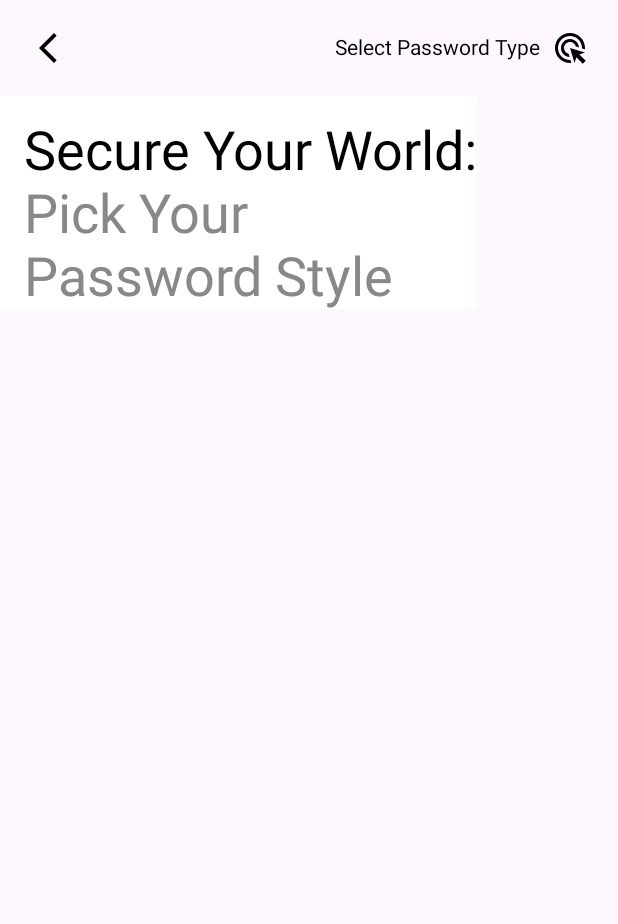
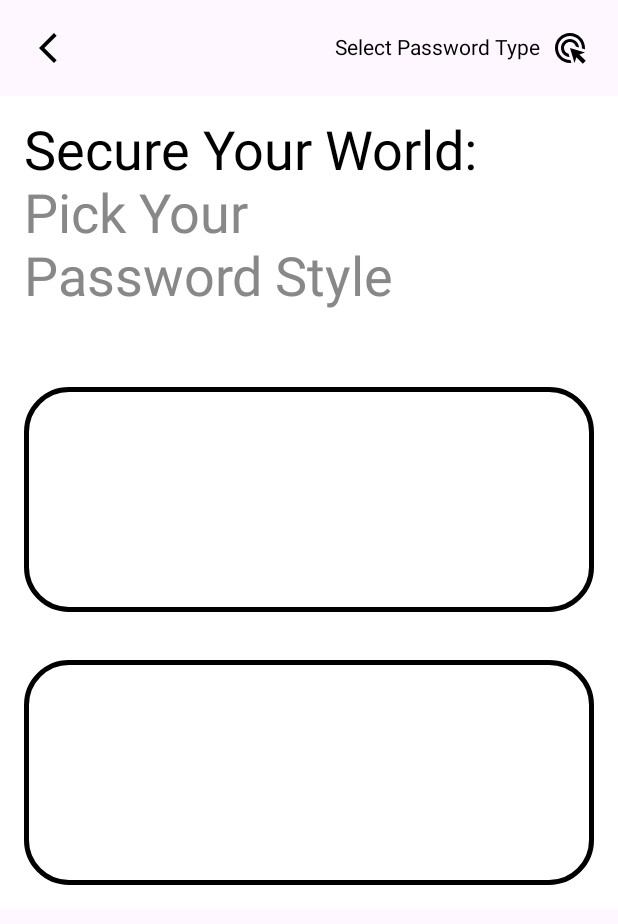
Before and after one commit to jaypatel208/PassGenius, an Android app built with Jetpack Compose: the @Preview function PasswordChoiceScreen, on a phone screen of 412 x 824 dp. Shown: the top 924 px of the screen. Run offline under Robolectric (Android 15) with nearby library versions, the light colour scheme and no system bars; our stand-ins replace accompanist.

Commit message:
Working on PasswordChoiceCard

```diff
--- a/app/src/main/java/dev/jay/passgenius/ui/components/AppComponents.kt
+++ b/app/src/main/java/dev/jay/passgenius/ui/components/AppComponents.kt
@@ -5,6 +5,7 @@ package dev.jay.passgenius.ui.components
 import androidx.compose.foundation.Canvas
 import androidx.compose.foundation.ExperimentalFoundationApi
 import androidx.compose.foundation.background
+import androidx.compose.foundation.border
 import androidx.compose.foundation.layout.Arrangement
 import androidx.compose.foundation.layout.Box
 import androidx.compose.foundation.layout.Column
@@ -442,6 +443,16 @@ fun PasswordChoiceText(modifier: Modifier = Modifier, fontSize: Int) {
 
 @Preview
 @Composable
-fun PasswordChoiceCard() {
+fun PasswordChoiceCard(modifier: Modifier = Modifier) {
+    Box(
+        modifier = modifier
+            .fillMaxWidth()
+            .height(150.dp)
+            .border(width = 3.dp, color = Color.Black,
+                shape = RoundedCornerShape(size = 30.dp))
+    ) {
+        Row(modifier = Modifier.fillMaxSize()) {
 
+        }
+    }
 }
--- a/app/src/main/java/dev/jay/passgenius/ui/screens/PasswordChoiceScreen.kt
+++ b/app/src/main/java/dev/jay/passgenius/ui/screens/PasswordChoiceScreen.kt
@@ -2,7 +2,9 @@ package dev.jay.passgenius.ui.screens
 
 import androidx.compose.foundation.background
 import androidx.compose.foundation.layout.Column
+import androidx.compose.foundation.layout.Spacer
 import androidx.compose.foundation.layout.fillMaxSize
+import androidx.compose.foundation.layout.height
 import androidx.compose.foundation.layout.padding
 import androidx.compose.material.icons.Icons
 import androidx.compose.material.icons.outlined.AdsClick
@@ -12,10 +14,12 @@ import androidx.compose.ui.Modifier
 import androidx.compose.ui.graphics.Color
 import androidx.compose.ui.tooling.preview.Preview
 import androidx.compose.ui.unit.dp
+import dev.jay.passgenius.ui.components.PasswordChoiceCard
 import dev.jay.passgenius.ui.components.PasswordChoiceText
 import dev.jay.passgenius.ui.components.PasswordGenerateScreenTopBar
 import dev.jay.passgenius.utils.GeneralUtility
 
+@Preview
 @Composable
 fun PasswordChoiceScreen() {
     GeneralUtility.SetStatusBarColor(color = Color.White)
@@ -30,9 +34,12 @@ fun PasswordChoiceScreen() {
         Column(
             modifier = Modifier
                 .padding(innerPadding)
-                .background(Color.White)
+                .background(Color.White),
         ) {
             PasswordChoiceText(modifier = Modifier.padding(start = 16.dp, top = 16.dp), fontSize = 36)
+            Spacer(modifier = Modifier.height(36.dp))
+            PasswordChoiceCard(modifier = Modifier.padding(16.dp))
+            PasswordChoiceCard(modifier = Modifier.padding(16.dp))
         }
     }
 }
```
